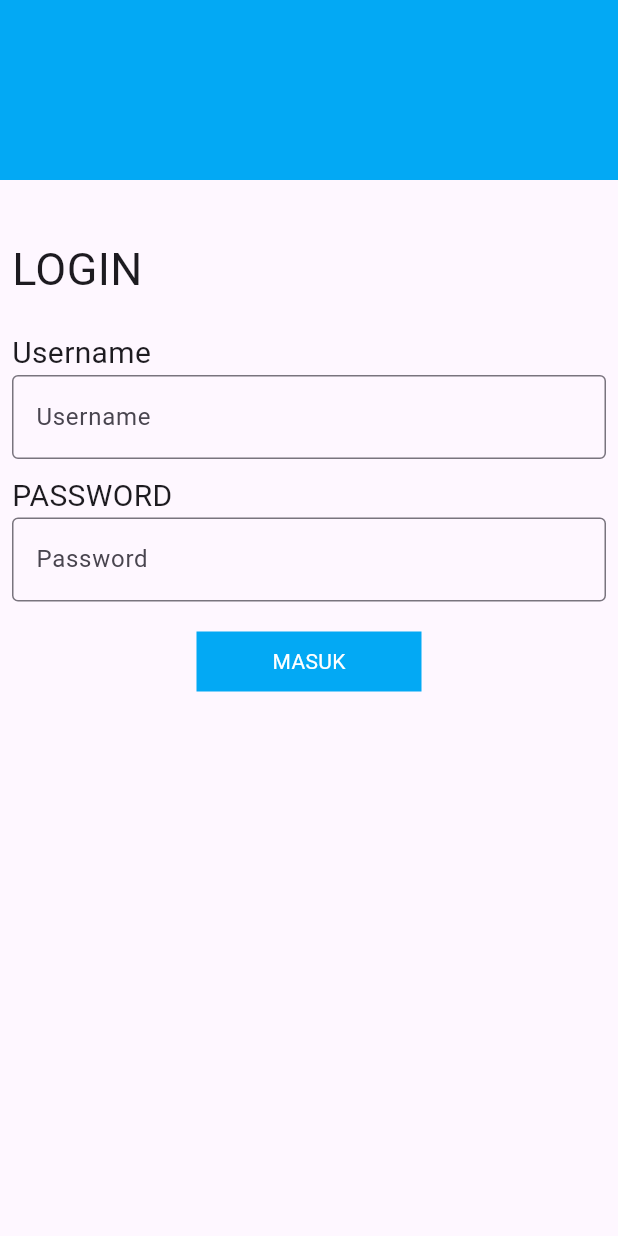
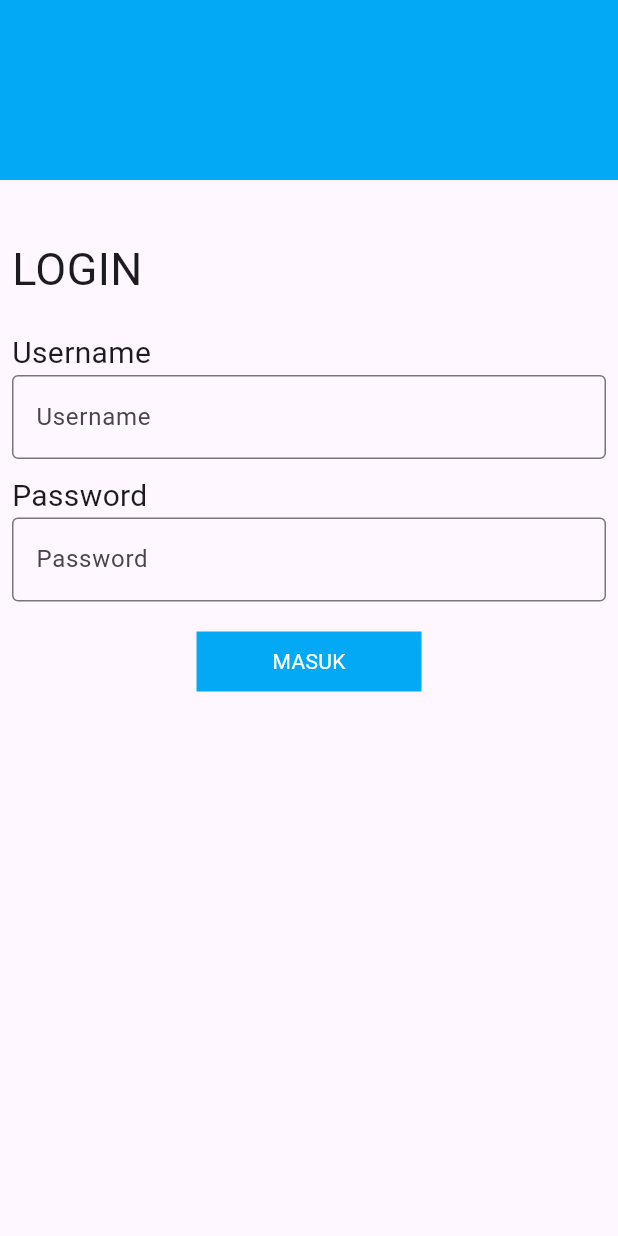
Before and after one commit to jujuupanda/booking_app, a Flutter app: the screen it shows after launch, on a phone screen of 412 x 824 dp. Run offline on Flutter 3.47's test engine with Material 3 defaults, Android fonts, the phone set to English and light mode, and no system bars; our stand-ins replace bloc, cloud_firestore, equatable, firebase_core, flutter_bloc, gap and 1 more; accounts and stored records are empty.

Commit message:
fixt some text

```diff
--- a/lib/src/presentation/pages/login/login.dart
+++ b/lib/src/presentation/pages/login/login.dart
@@ -78,7 +78,7 @@ class _LoginPageState extends State<LoginPage> {
                     ),
                     const Gap(10),
                     const Text(
-                      "PASSWORD",
+                      "Password",
                       style: TextStyle(fontSize: 20),
                     ),
                     TextFormField(
```
